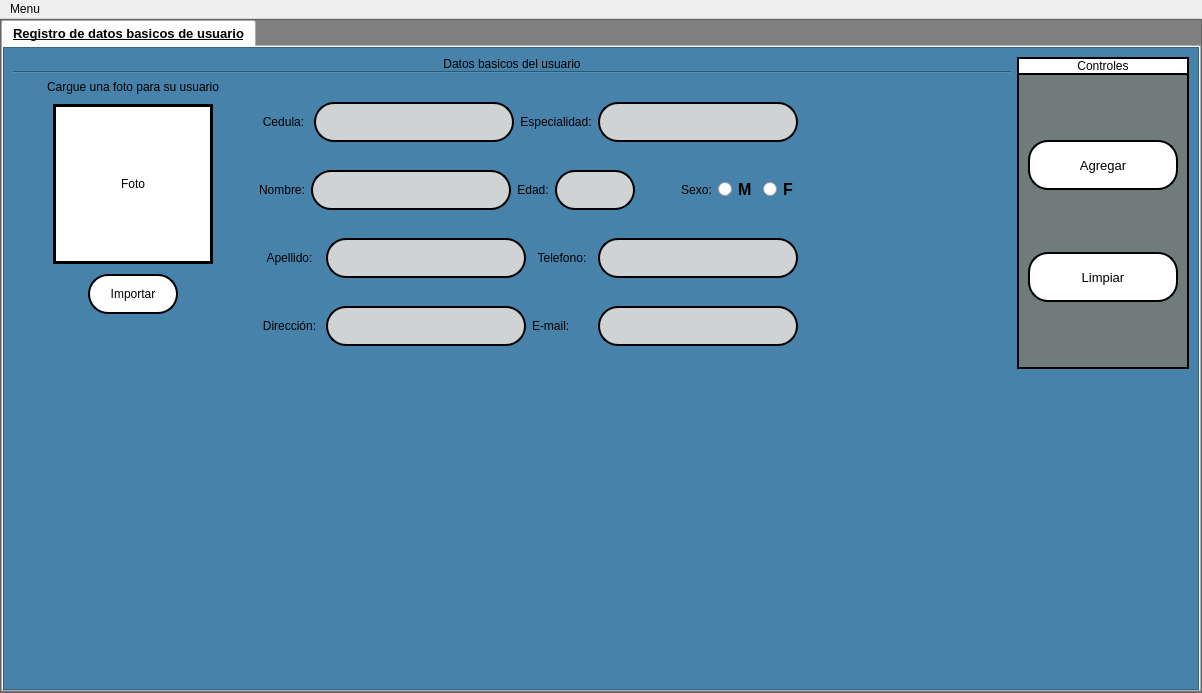
Qt form interfaces/dogtores.ui (Reinaldito04/App-Consultas-y-Historias-Medicas) before a commit.
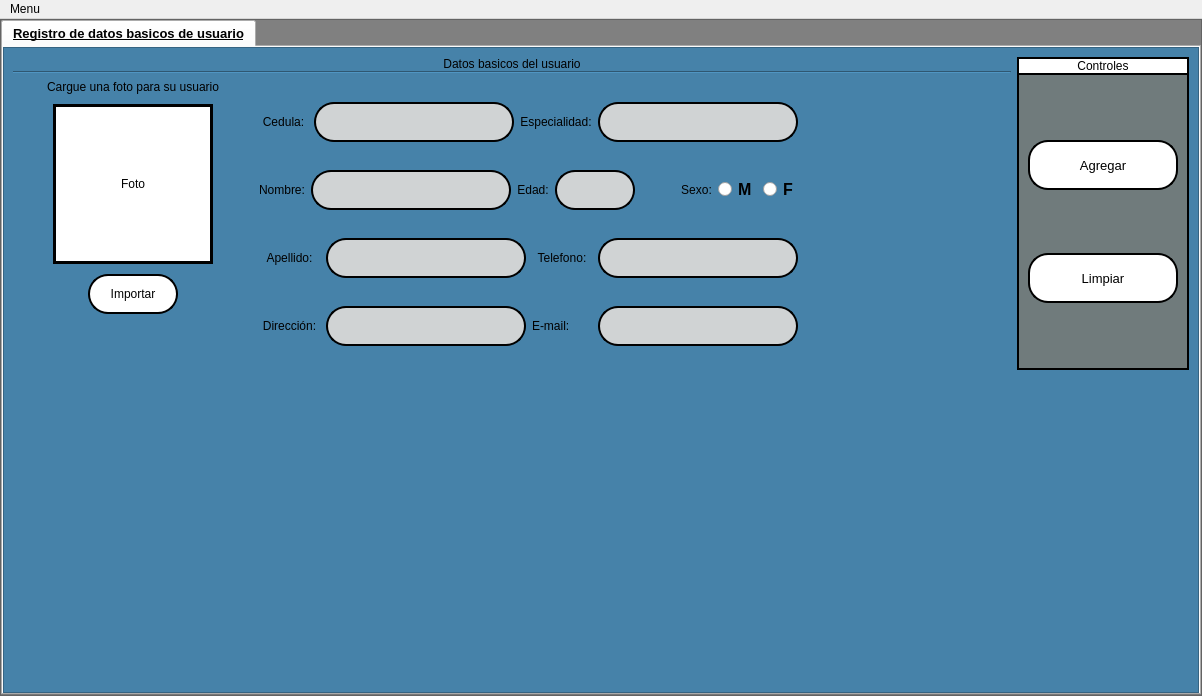
The same form after that commit. Icons and pictures are not drawn.

Patch:
```diff
--- a/interfaces/dogtores.ui
+++ b/interfaces/dogtores.ui
@@ -7,7 +7,7 @@
     <x>0</x>
     <y>0</y>
     <width>1202</width>
-    <height>693</height>
+    <height>696</height>
    </rect>
   </property>
   <property name="windowTitle">
```
Left out of the diff: 6 changed lines with no effect on the pictures.
